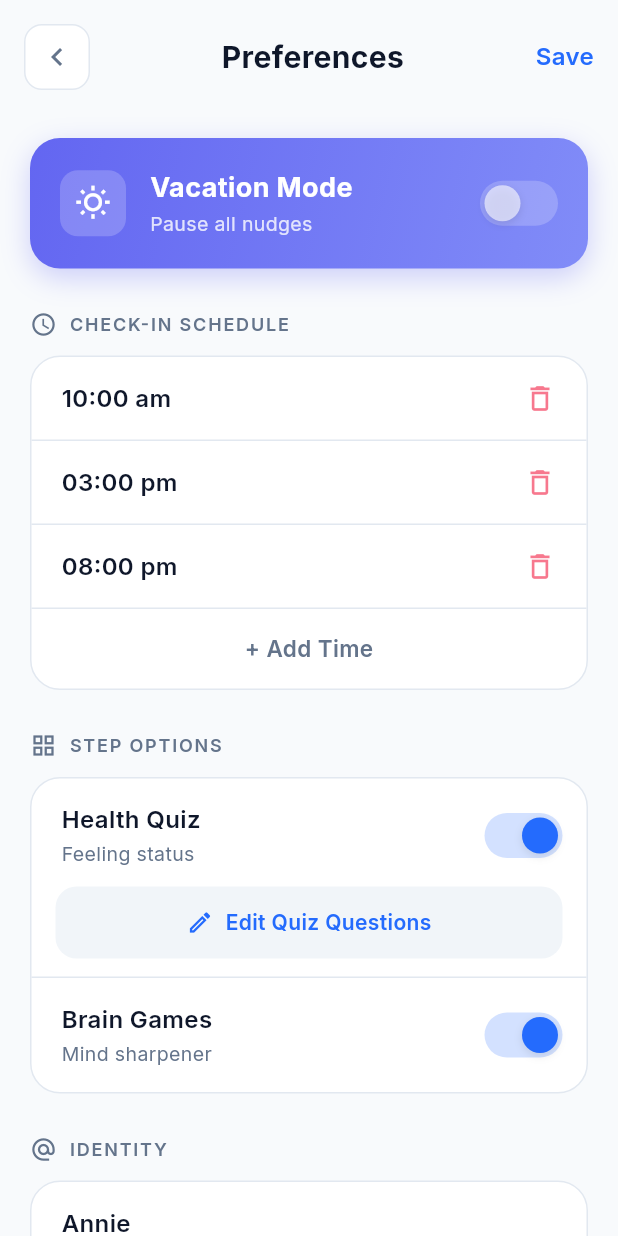
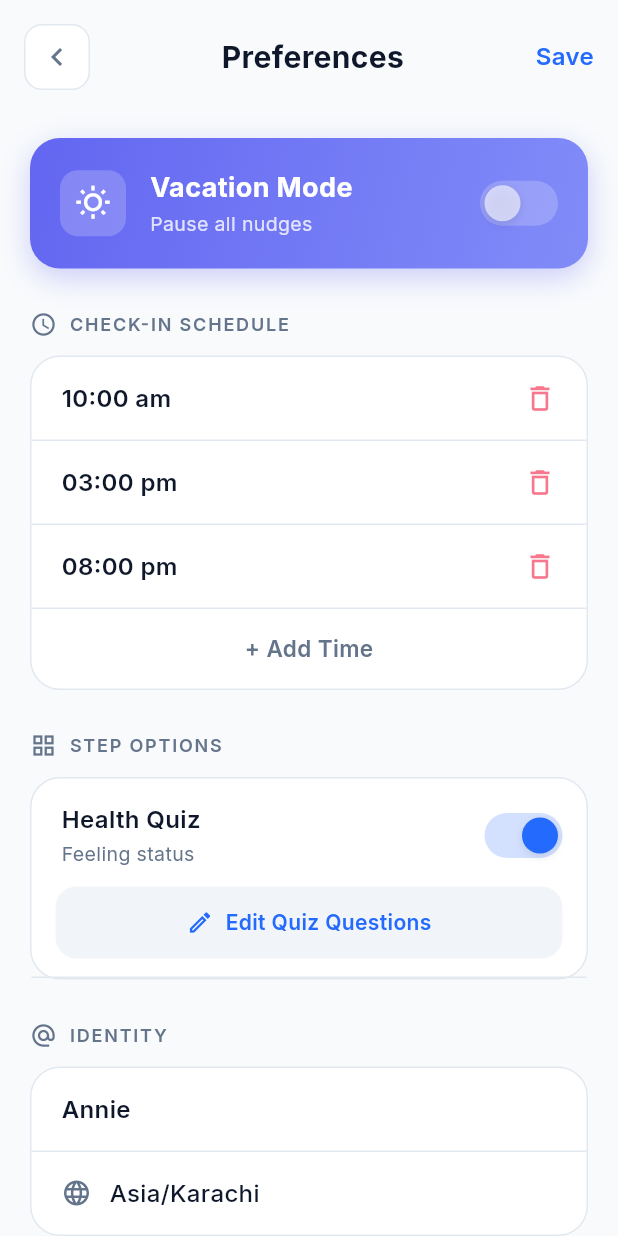
Before and after one commit to mimoriam/arbaz_app, a Flutter app: the SettingsScreen screen opened directly, on a phone screen of 412 x 824 dp. Run offline on Flutter 3.47's test engine with Material 3 defaults, Android fonts, the phone set to English and light mode, and no system bars; our stand-ins replace flutter_form_builder, form_builder_validators, google_fonts, shared_preferences; accounts and stored records are empty.

```diff
--- a/lib/screens/navbar/settings/settings_screen.dart
+++ b/lib/screens/navbar/settings/settings_screen.dart
@@ -593,44 +593,44 @@ class _SettingsScreenState extends State<SettingsScreen> {
           ),
 
           // Brain Games
-          Padding(
-            padding: const EdgeInsets.fromLTRB(20, 16, 16, 16),
-            child: Row(
-              children: [
-                Expanded(
-                  child: Column(
-                    crossAxisAlignment: CrossAxisAlignment.start,
-                    children: [
-                      Text(
-                        'Brain Games',
-                        style: GoogleFonts.inter(
-                          fontSize: 16,
-                          fontWeight: FontWeight.w600,
-                          color: isDarkMode
-                              ? AppColors.textPrimaryDark
-                              : AppColors.textPrimary,
-                        ),
-                      ),
-                      const SizedBox(height: 2),
-                      Text(
-                        'Mind sharpener',
-                        style: GoogleFonts.inter(
-                          fontSize: 13,
-                          fontWeight: FontWeight.w400,
-                          color: isDarkMode
-                              ? AppColors.textSecondaryDark
-                              : AppColors.textSecondary,
-                        ),
-                      ),
-                    ],
-                  ),
-                ),
-                _buildToggle(_brainGamesEnabled, (value) {
-                  setState(() => _brainGamesEnabled = value);
-                }),
-              ],
-            ),
-          ),
+          // Padding(
+          //   padding: const EdgeInsets.fromLTRB(20, 16, 16, 16),
+          //   child: Row(
+          //     children: [
+          //       Expanded(
+          //         child: Column(
+          //           crossAxisAlignment: CrossAxisAlignment.start,
+          //           children: [
+          //             Text(
+          //               'Brain Games',
+          //               style: GoogleFonts.inter(
+          //                 fontSize: 16,
+          //                 fontWeight: FontWeight.w600,
+          //                 color: isDarkMode
+          //                     ? AppColors.textPrimaryDark
+          //                     : AppColors.textPrimary,
+          //               ),
+          //             ),
+          //             const SizedBox(height: 2),
+          //             Text(
+          //               'Mind sharpener',
+          //               style: GoogleFonts.inter(
+          //                 fontSize: 13,
+          //                 fontWeight: FontWeight.w400,
+          //                 color: isDarkMode
+          //                     ? AppColors.textSecondaryDark
+          //                     : AppColors.textSecondary,
+          //               ),
+          //             ),
+          //           ],
+          //         ),
+          //       ),
+          //       _buildToggle(_brainGamesEnabled, (value) {
+          //         setState(() => _brainGamesEnabled = value);
+          //       }),
+          //     ],
+          //   ),
+          // ),
         ],
       ),
     );
```
